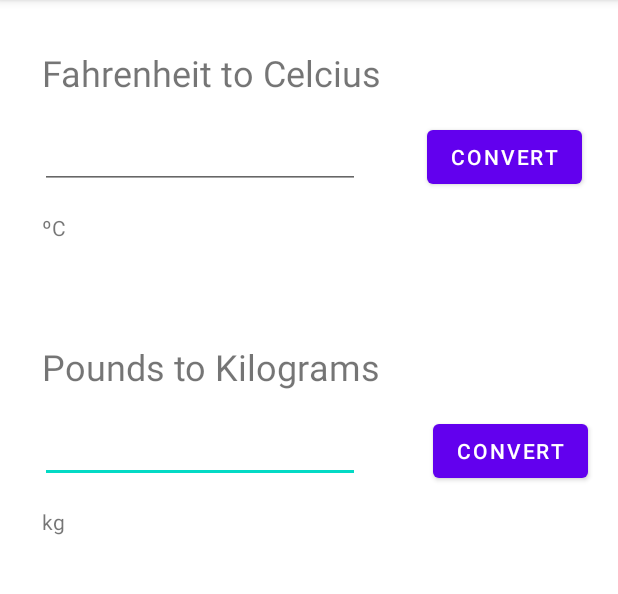
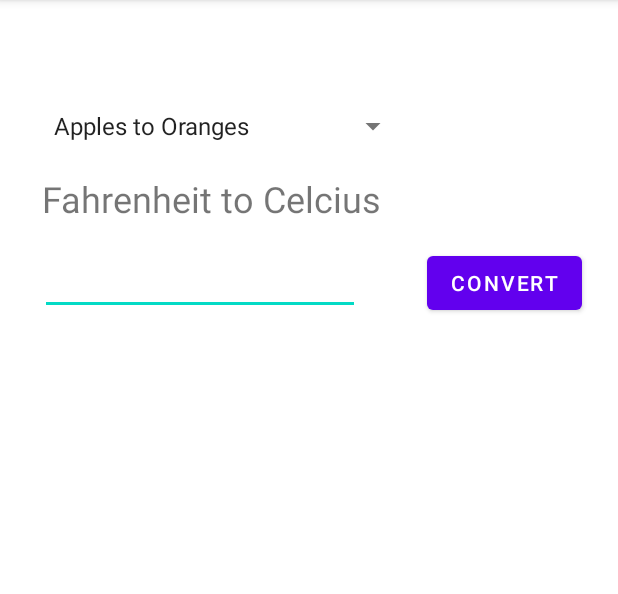
Before and after one commit to gjesionowski/BIT372-GregoryJesionowski, an Android app: the screen it shows after launch (MainActivity), on a phone screen of 412 x 824 dp, the part 84-678 px from its top. Run offline under Robolectric (Android 15) with nearby library versions, the phone set to English and light mode, and no system bars.

```diff
--- a/app/src/main/java/com/example/unitcoverter/MainActivity.java
+++ b/app/src/main/java/com/example/unitcoverter/MainActivity.java
@@ -3,38 +3,47 @@ package com.example.unitcoverter;
 import androidx.appcompat.app.AppCompatActivity;
 
 import android.os.Bundle;
+import android.view.View;
+import android.widget.AdapterView;
+import android.widget.ArrayAdapter;
 import android.widget.Button;
 import android.widget.EditText;
+import android.widget.Spinner;
 import android.widget.TextView;
 
-public class MainActivity extends AppCompatActivity {
+public class MainActivity extends AppCompatActivity implements AdapterView.OnItemSelectedListener {
     // Begin Midterm
     @Override
     protected void onCreate(Bundle savedInstanceState) {
         super.onCreate(savedInstanceState);
         setContentView(R.layout.activity_main);
 
-        Button fbtn = findViewById(R.id.convert_btn);
-        Button lbsbtn = findViewById(R.id.convert_btn2);
+        Button btn = findViewById(R.id.convert_btn);
+        EditText finput = findViewById(R.id.conversion_input);
+        TextView ctxt = findViewById(R.id.conversion_output_text);
+        Spinner spinner = findViewById(R.id.spinner);
+        spinner.setOnItemSelectedListener(this);
 
-        EditText finput = findViewById(R.id.fahrenheit_input);
-        TextView ctxt = findViewById(R.id.celcius_text);
-        EditText lbsinput = findViewById(R.id.pounds_input);
-        TextView kgtxt = findViewById(R.id.kilograms_text);
+        ArrayAdapter<CharSequence> adapter = ArrayAdapter.createFromResource(this,
+                R.array.conversion_types, android.R.layout.simple_spinner_item);
+        adapter.setDropDownViewResource(android.R.layout.simple_spinner_dropdown_item);
+        spinner.setAdapter(adapter);
 
-
-        fbtn.setOnClickListener(v -> {
+        btn.setOnClickListener(v -> {
             if (finput.getText().length() == 0)
                 return;
-            double celcius = Converter.toCelcius(Float.parseFloat(finput.getText().toString()));
-            ctxt.setText(String.format("%.2f ºC", celcius));
-        });
-
-        lbsbtn.setOnClickListener(v -> {
-            if (lbsinput.getText().length() == 0)
-                return;
-            double kilograms = Converter.toKilograms(Float.parseFloat(lbsinput.getText().toString()));
-            kgtxt.setText(String.format("%.2f kg", kilograms));
+            double conversion_input = Converter.toCelcius(Float.parseFloat(finput.getText().toString()));
+            ctxt.setText(String.format("%", conversion_input));
         });
     }
+
+    @Override
+    public void onItemSelected(AdapterView<?> parent, View view, int position, long id) {
+        return;
+    }
+
+    @Override
+    public void onNothingSelected(AdapterView<?> parent) {
+        return;
+    }
 }
--- /dev/null
+++ b/app/src/main/java/com/example/unitcoverter/SpinnerRepository.java
@@ -0,0 +1,36 @@
+package com.example.unitcoverter;
+
+import android.os.Build;
+
+import androidx.annotation.RequiresApi;
+import androidx.lifecycle.LiveData;
+import androidx.lifecycle.MutableLiveData;
+
+import java.util.List;
+import java.util.Random;
+
+@RequiresApi(api = Build.VERSION_CODES.R)
+public class SpinnerRepository {
+    private List<String> conversionTypes = List.of(
+            "Apples to Oranges", "Feet to Meters", "Pounds to Kilograms", "Ounces to Milliliters");
+
+    private MutableLiveData<String> currentConversionType;
+
+    public LiveData<String> getCurrentConversionType() {
+        if (currentConversionType == null) {
+            // Default conversion type is apples to oranges
+            currentConversionType = new MutableLiveData<>();
+            currentConversionType.setValue(conversionTypes.get(0));
+        }
+        return currentConversionType;
+    }
+
+    public String getRandomFruitName() {
+        Random rand = new Random();
+        return conversionTypes.get(rand.nextInt(conversionTypes.size()));
+    }
+
+    public void changeCurrentRandomFruitName() {
+        this.currentConversionType.setValue(getRandomFruitName());
+    }
+}
--- a/app/src/main/res/layout/activity_main.xml
+++ b/app/src/main/res/layout/activity_main.xml
@@ -6,57 +6,11 @@
     android:layout_height="match_parent"
     tools:context=".MainActivity">
 
-    <EditText
-        android:id="@+id/pounds_input"
+    <TextView
+        android:id="@+id/conversion_title"
         android:layout_width="wrap_content"
         android:layout_height="wrap_content"
-        android:layout_marginTop="212dp"
-        android:ems="10"
-        android:inputType="number"
-        app:layout_constraintEnd_toStartOf="@+id/convert_btn"
-        app:layout_constraintHorizontal_bias="0.373"
-        app:layout_constraintStart_toStartOf="parent"
-        app:layout_constraintTop_toBottomOf="@+id/fahrenheit_title" />
-
-    <TextView
-        android:id="@+id/pounds_title"
-        android:layout_width="wrap_content"
-        android:layout_height="wrap_content"
-        android:layout_marginTop="228dp"
-        android:text="Pounds to Kilograms"
-        android:textSize="24sp"
-        app:layout_constraintHorizontal_bias="0.149"
-        app:layout_constraintLeft_toLeftOf="parent"
-        app:layout_constraintRight_toRightOf="parent"
-        app:layout_constraintTop_toTopOf="parent" />
-
-    <TextView
-        android:id="@+id/kilograms_text"
-        android:layout_width="wrap_content"
-        android:layout_height="wrap_content"
-        android:layout_marginTop="212dp"
-        android:text="kg"
-        app:layout_constraintEnd_toStartOf="@+id/convert_btn"
-        app:layout_constraintHorizontal_bias="0.104"
-        app:layout_constraintStart_toStartOf="parent"
-        app:layout_constraintTop_toBottomOf="@+id/fahrenheit_input" />
-
-    <Button
-        android:id="@+id/convert_btn2"
-        android:layout_width="wrap_content"
-        android:layout_height="wrap_content"
-        android:layout_marginTop="212dp"
-        android:layout_marginEnd="20dp"
-        android:layout_marginRight="20dp"
-        android:text="Convert"
-        app:layout_constraintEnd_toEndOf="parent"
-        app:layout_constraintTop_toBottomOf="@+id/fahrenheit_title" />
-
-    <TextView
-        android:id="@+id/fahrenheit_title"
-        android:layout_width="wrap_content"
-        android:layout_height="wrap_content"
-        android:layout_marginTop="32dp"
+        android:layout_marginTop="116dp"
         android:text="Fahrenheit to Celcius"
         android:textSize="24sp"
         app:layout_constraintHorizontal_bias="0.149"
@@ -65,7 +19,7 @@
         app:layout_constraintTop_toTopOf="parent" />
 
     <EditText
-        android:id="@+id/fahrenheit_input"
+        android:id="@+id/conversion_input"
         android:layout_width="wrap_content"
         android:layout_height="wrap_content"
         android:layout_marginTop="16dp"
@@ -74,7 +28,7 @@
         app:layout_constraintEnd_toStartOf="@+id/convert_btn"
         app:layout_constraintHorizontal_bias="0.373"
         app:layout_constraintStart_toStartOf="parent"
-        app:layout_constraintTop_toBottomOf="@+id/fahrenheit_title" />
+        app:layout_constraintTop_toBottomOf="@+id/conversion_title" />
 
     <Button
         android:id="@+id/convert_btn"
@@ -85,18 +39,17 @@
         android:layout_marginRight="24dp"
         android:text="Convert"
         app:layout_constraintEnd_toEndOf="parent"
-        app:layout_constraintTop_toBottomOf="@+id/fahrenheit_title" />
+        app:layout_constraintTop_toBottomOf="@+id/conversion_title" />
 
     <TextView
-        android:id="@+id/celcius_text"
+        android:id="@+id/conversion_output_text"
         android:layout_width="wrap_content"
         android:layout_height="wrap_content"
         android:layout_marginTop="16dp"
-        android:text="ºC"
         app:layout_constraintEnd_toStartOf="@+id/convert_btn"
         app:layout_constraintHorizontal_bias="0.104"
         app:layout_constraintStart_toStartOf="parent"
-        app:layout_constraintTop_toBottomOf="@+id/fahrenheit_input" />
+        app:layout_constraintTop_toBottomOf="@+id/conversion_input" />
 
     <androidx.constraintlayout.widget.Guideline
         android:id="@+id/guideline"
@@ -104,4 +57,16 @@
         android:layout_height="wrap_content"
         android:orientation="vertical" />
 
+    <Spinner
+        android:id="@+id/spinner"
+        android:layout_width="wrap_content"
+        android:layout_height="wrap_content"
+        android:layout_marginStart="28dp"
+        android:layout_marginLeft="28dp"
+        android:layout_marginTop="72dp"
+        android:spinnerMode="dropdown"
+        android:theme="@style/ThemeOverlay.AppCompat.Light"
+        app:layout_constraintStart_toStartOf="parent"
+        app:layout_constraintTop_toTopOf="parent" />
+
 </androidx.constraintlayout.widget.ConstraintLayout>
--- a/app/src/main/res/values/strings.xml
+++ b/app/src/main/res/values/strings.xml
@@ -1,3 +1,9 @@
 <resources>
     <string name="app_name">Unit Coverter</string>
+    <string-array name="conversion_types">
+        <item>Apples to Oranges</item>
+        <item>Feet to Meters</item>
+        <item>Pounds to Kilograms</item>
+        <item>Fluid Ounces to Milliliters</item>
+    </string-array>
 </resources>
```
Also changed, not shown: 1 other file.
